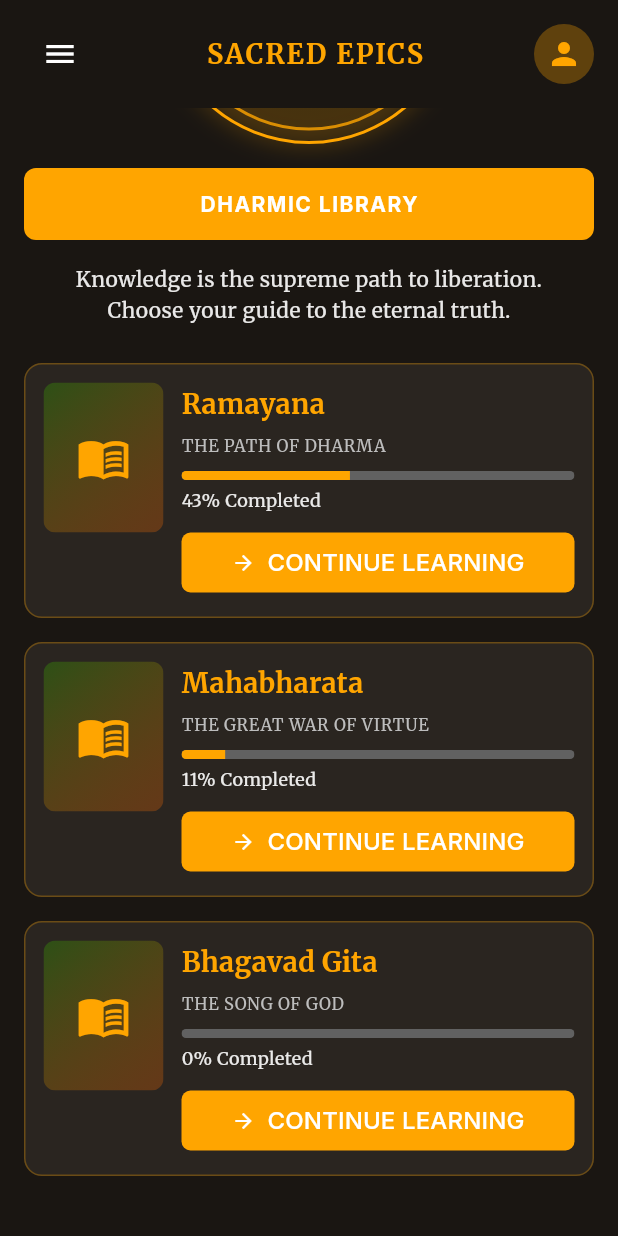
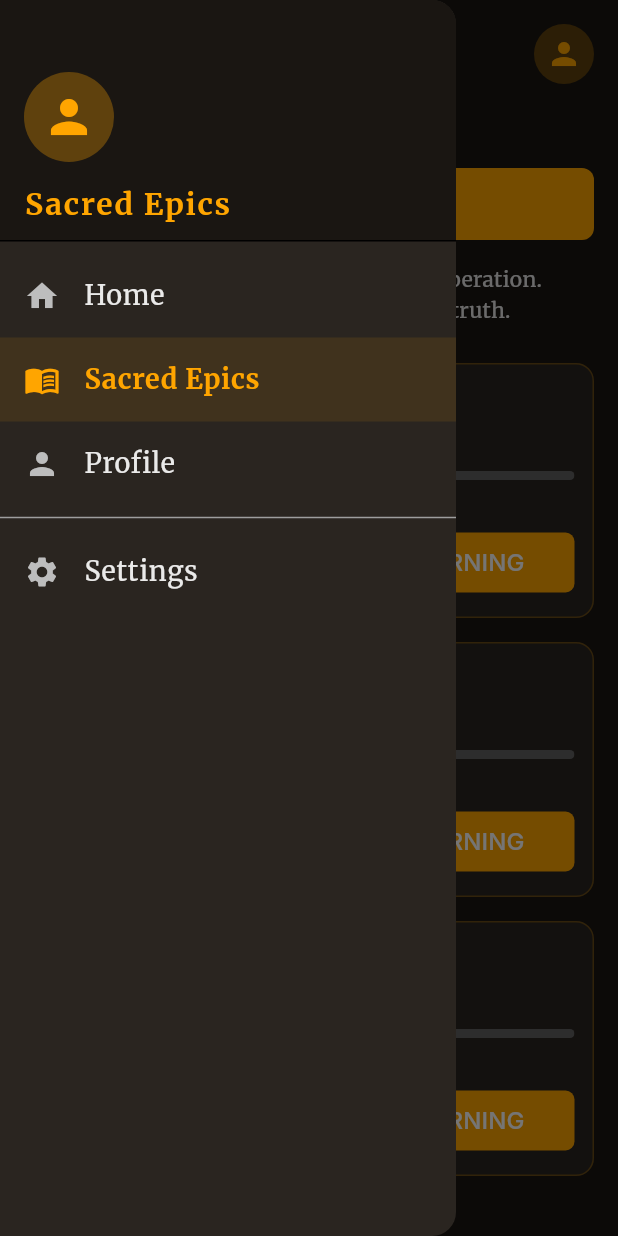
Before and after one commit to MRSinghRajat/ANATARMARG, a Flutter app: the SacredEpicsScreen screen opened directly, scrolled down 176 dp, after a tap on the "menu" icon, on a phone screen of 412 x 824 dp. Run offline on Flutter 3.47's test engine with Material 3 defaults, Android fonts, the phone set to English and light mode, and no system bars; our stand-ins replace audioplayers, flutter_riverpod, google_fonts, rive, shared_preferences, supabase_flutter; accounts and stored records are empty.

Commit message:
feat: Implement drawer menu for Sacred Epics screen
- Created `SideDrawer` widget in `lib/features/home/presentation/widgets/side_drawer.dart`.
- Integrated `SideDrawer` into `SacredEpicsScreen` using `GlobalKey<ScaffoldState>` to control the drawer.
- Wired up the menu button to open the drawer.

Co-authored-by: MRSinghRajat <13649055+MRSinghRajat@users.noreply.github.com>

```diff
--- a/lib/features/home/presentation/screens/sacred_epics_screen.dart
+++ b/lib/features/home/presentation/screens/sacred_epics_screen.dart
@@ -5,6 +5,7 @@ import '../../../../shared/widgets/banyan_tree_painter.dart';
 import '../../../books/data/models/book_model.dart';
 import '../../../books/data/repositories/book_repository.dart';
 import '../../../books/presentation/screens/book_detail_screen.dart';
+import '../widgets/side_drawer.dart';
 
 /// Sacred Epics screen - replicates the reference UI exactly:
 /// Top nav (hamburger, SACRED EPICS, profile), featured banyan tree,
@@ -17,6 +18,7 @@ class SacredEpicsScreen extends ConsumerStatefulWidget {
 }
 
 class _SacredEpicsScreenState extends ConsumerState<SacredEpicsScreen> {
+  final GlobalKey<ScaffoldState> _scaffoldKey = GlobalKey<ScaffoldState>();
   final BookRepository _bookRepository = BookRepository();
   final ScrollController _scrollController = ScrollController();
   final GlobalKey _booksKey = GlobalKey();
@@ -71,7 +73,9 @@ class _SacredEpicsScreenState extends ConsumerState<SacredEpicsScreen> {
   @override
   Widget build(BuildContext context) {
     return Scaffold(
+      key: _scaffoldKey,
       backgroundColor: const Color(0xFF1A1612),
+      drawer: const SideDrawer(),
       body: SafeArea(
         child: Column(
           children: [
@@ -105,7 +109,7 @@ class _SacredEpicsScreenState extends ConsumerState<SacredEpicsScreen> {
           IconButton(
             icon: const Icon(Icons.menu, color: Colors.white, size: 24),
             onPressed: () {
-              // TODO: Open drawer/side menu
+              _scaffoldKey.currentState?.openDrawer();
             },
           ),
           const Text(
--- /dev/null
+++ b/lib/features/home/presentation/widgets/side_drawer.dart
@@ -0,0 +1,99 @@
+import 'package:flutter/material.dart';
+import '../../../../core/theme/app_colors.dart';
+
+class SideDrawer extends StatelessWidget {
+  const SideDrawer({super.key});
+
+  @override
+  Widget build(BuildContext context) {
+    return Drawer(
+      backgroundColor: const Color(0xFF2A2520), // Matches book card background
+      child: ListView(
+        padding: EdgeInsets.zero,
+        children: [
+          DrawerHeader(
+            decoration: const BoxDecoration(
+              color: Color(0xFF1A1612), // Matches screen background
+            ),
+            child: Column(
+              crossAxisAlignment: CrossAxisAlignment.start,
+              mainAxisAlignment: MainAxisAlignment.end,
+              children: [
+                CircleAvatar(
+                  radius: 30,
+                  backgroundColor: AppColors.warmOrange.withOpacity(0.3),
+                  child: const Icon(Icons.person, size: 36, color: AppColors.warmOrange),
+                ),
+                const SizedBox(height: 12),
+                const Text(
+                  'Sacred Epics',
+                  style: TextStyle(
+                    color: AppColors.warmOrange,
+                    fontSize: 20,
+                    fontWeight: FontWeight.bold,
+                    letterSpacing: 1.2,
+                  ),
+                ),
+              ],
+            ),
+          ),
+          _buildDrawerItem(
+            icon: Icons.home,
+            title: 'Home',
+            onTap: () {
+              // Navigation logic would go here
+              Navigator.pop(context);
+            },
+          ),
+          _buildDrawerItem(
+            icon: Icons.menu_book,
+            title: 'Sacred Epics',
+            isSelected: true,
+            onTap: () {
+              Navigator.pop(context);
+            },
+          ),
+          _buildDrawerItem(
+            icon: Icons.person,
+            title: 'Profile',
+            onTap: () {
+              Navigator.pop(context);
+            },
+          ),
+          const Divider(color: Colors.grey),
+          _buildDrawerItem(
+            icon: Icons.settings,
+            title: 'Settings',
+            onTap: () {
+              Navigator.pop(context);
+            },
+          ),
+        ],
+      ),
+    );
+  }
+
+  Widget _buildDrawerItem({
+    required IconData icon,
+    required String title,
+    VoidCallback? onTap,
+    bool isSelected = false,
+  }) {
+    return ListTile(
+      leading: Icon(
+        icon,
+        color: isSelected ? AppColors.warmOrange : Colors.grey.shade400,
+      ),
+      title: Text(
+        title,
+        style: TextStyle(
+          color: isSelected ? AppColors.warmOrange : Colors.white.withOpacity(0.9),
+          fontWeight: isSelected ? FontWeight.bold : FontWeight.normal,
+        ),
+      ),
+      selected: isSelected,
+      selectedTileColor: AppColors.warmOrange.withOpacity(0.1),
+      onTap: onTap,
+    );
+  }
+}
```
